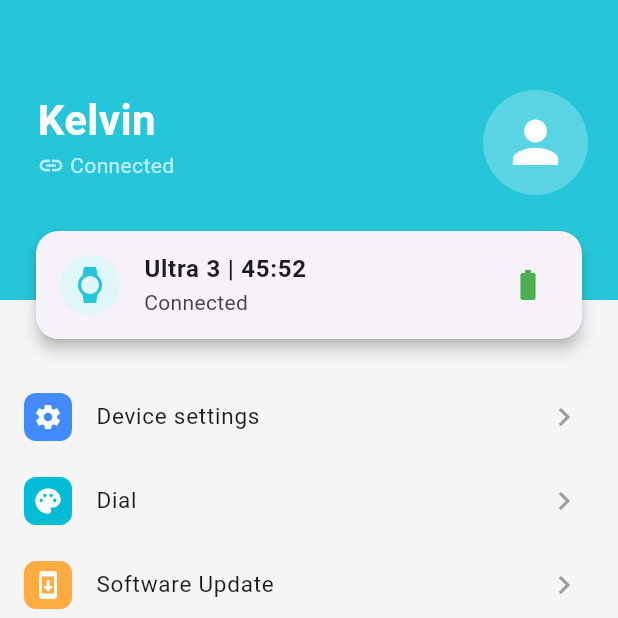
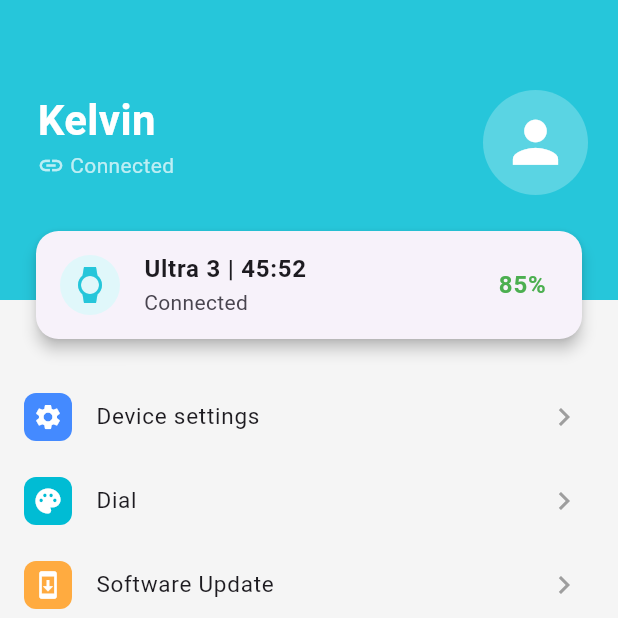
Before and after one commit to Kelvingh1st/bt_controller_v2, a Flutter app: the screen it shows after launch, on a phone screen of 412 x 824 dp, the top half of it. Run offline on Flutter 3.47's test engine with Material 3 defaults, Android fonts, the light colour scheme and no system bars; our stand-ins replace flutter_blue_plus.

```diff
--- a/lib/main.dart
+++ b/lib/main.dart
@@ -1,6 +1,6 @@
 import 'package:flutter/material.dart';
 import 'package:flutter_blue_plus/flutter_blue_plus.dart';
-import 'health_data.dart'; // <--- Added the import here
+import 'health_data.dart';
 
 void main() {
   runApp(const MaterialApp(
@@ -17,21 +17,71 @@
 }
 
 class _WatchDashboardState extends State<WatchDashboard> {
+  // 1. Move variables here (Outside the function)
+  String connectionStatus = "Connected";
+  int watchBatteryLevel = 85;
 
-  // 1. The "Software Update" Dialog Tool
+@override
+void initState() {
+  super.initState();
+  _getBatteryLevel();
+
+}
+
+void _getBatteryLevel() async {
+  // 1. Start scanning for devices
+  FlutterBluePlus.startScan(timeout: Duration(seconds: 4));
+
+  // 2. Listen to scan results
+  FlutterBluePlus.scanResults.listen((results) async {
+    for (ScanResult r in results) {
+      if (r.device.localName == "Ultra 3") { // Make sure this matches your watch name!
+        await FlutterBluePlus.stopScan();
+
+        try {
+          await r.device.connect();
+          setState(() {
+            connectionStatus = "Connected";
+          });
+
+          // 3. Discover services to find the battery
+          List<BluetoothService> services = await r.device.discoverServices();
+          for (BluetoothService service in services) {
+            if (service.uuid.toString().toUpperCase().contains("180F")) {
+              var characteristics = service.characteristics;
+              for (BluetoothCharacteristic c in characteristics) {
+                // 4. Read the battery level percentage
+                List<int> value = await c.read();
+                if (value.isNotEmpty) {
+                  setState(() {
+                    watchBatteryLevel = value[0];
+                  });
+                }
+              }
+            }
+          }
+        } catch (e) {
+          print("Connection error: $e");
+        }
+      }
+    }
+  });
+}
+  // ... the rest of your code (_showUpdateDialog, etc)
+
   void _showUpdateDialog(BuildContext context) {
     showDialog(
       context: context,
       builder: (context) => AlertDialog(
         shape: RoundedRectangleBorder(borderRadius: BorderRadius.circular(20)),
         title: const Text("Update Available!"),
-        content: const Column(
+        content: Column(
           mainAxisSize: MainAxisSize.min,
           crossAxisAlignment: CrossAxisAlignment.start,
           children: [
-            Text("Version: v1.0.3 (New)", style: TextStyle(fontWeight: FontWeight.bold, color: Colors.green)),
-            SizedBox(height: 10),
-            Text("• Improved Bluetooth stability\n• New Watch Face support\n• Fixed vibration sync bug"),
+            const Text("Version: v1.0.3 (New)", style: TextStyle(fontWeight: FontWeight.bold, color: Colors.green)),
+            const SizedBox(height: 10),
+            const Text("• Improved Bluetooth stability\n• New Watch Face support\n• Fixed vibration sync bug"),
           ],
         ),
         actions: [
@@ -46,7 +96,6 @@
     );
   }
 
-  // 2. The Bluetooth Scanner Tool
   void _showDeviceScanner() {
     FlutterBluePlus.startScan(timeout: const Duration(seconds: 4));
     showModalBottomSheet(
@@ -72,7 +121,13 @@
                         leading: const Icon(Icons.bluetooth),
                         title: Text(device.platformName.isEmpty ? "Unknown" : device.platformName),
                         subtitle: Text(device.remoteId.toString()),
-                        onTap: () => Navigator.pop(context),
+                        onTap: () {
+                          // Update status when a device is tapped
+                          setState(() {
+                            connectionStatus = "Connecting...";
+                          });
+                          Navigator.pop(context);
+                        },
                       );
                     },
                   );
@@ -92,9 +147,8 @@
       bottomNavigationBar: BottomNavigationBar(
         type: BottomNavigationBarType.fixed,
         selectedItemColor: const Color(0xFF26C6DA),
-        currentIndex: 4, // Highlights the "Me" tab
+        currentIndex: 4,
         onTap: (index) {
-          // If the "Data" tab (index 1) is tapped, go to the Health Data Page
           if (index == 1) {
             Navigator.push(
               context,
@@ -121,11 +175,15 @@
                   width: double.infinity,
                   color: const Color(0xFF26C6DA),
                   padding: const EdgeInsets.only(top: 60, left: 25),
-                  child: const Column(
+                  child: Column(
                     crossAxisAlignment: CrossAxisAlignment.start,
                     children: [
-                      Text("Kelvin", style: TextStyle(color: Colors.white, fontSize: 28, fontWeight: FontWeight.bold)),
-                      Row(children: [Icon(Icons.link, color: Colors.white70, size: 18), Text(" Connected", style: TextStyle(color: Colors.white70))]),
+                      const Text("Kelvin", style: TextStyle(color: Colors.white, fontSize: 28, fontWeight: FontWeight.bold)),
+                      Row(children: [
+                        const Icon(Icons.link, color: Colors.white70, size: 18),
+                        // UPDATED: Now uses connectionStatus variable
+                        Text(" $connectionStatus", style: const TextStyle(color: Colors.white70))
+                      ]),
                     ],
                   ),
                 ),
@@ -138,11 +196,20 @@
                   child: Card(
                     elevation: 4,
                     shape: RoundedRectangleBorder(borderRadius: BorderRadius.circular(15)),
-                    child: const ListTile(
-                      leading: CircleAvatar(backgroundColor: Color(0xFFE0F7FA), child: Icon(Icons.watch, color: Color(0xFF26C6DA))),
-                      title: Text("Ultra 3 | 45:52", style: TextStyle(fontWeight: FontWeight.bold)),
-                      subtitle: Text("Connected"),
-                      trailing: Icon(Icons.battery_full, color: Colors.green),
+                    child: ListTile(
+                      leading: const CircleAvatar(backgroundColor: Color(0xFFE0F7FA), child: Icon(Icons.watch, color: Color(0xFF26C6DA))),
+                      title: const Text("Ultra 3 | 45:52", style: TextStyle(fontWeight: FontWeight.bold)),
+                      // UPDATED: Dynamic status and battery percentage
+                      subtitle: Text(connectionStatus),
+                       onTap: _getBatteryLevel,
+                      trailing: Text(
+                        "$watchBatteryLevel%",
+                        style: TextStyle(
+                          color: watchBatteryLevel > 20 ? Colors.green : Colors.red,
+                          fontWeight: FontWeight.bold,
+                          fontSize: 16
+                        )
+                      ),
                     ),
                   ),
                 ),
```
